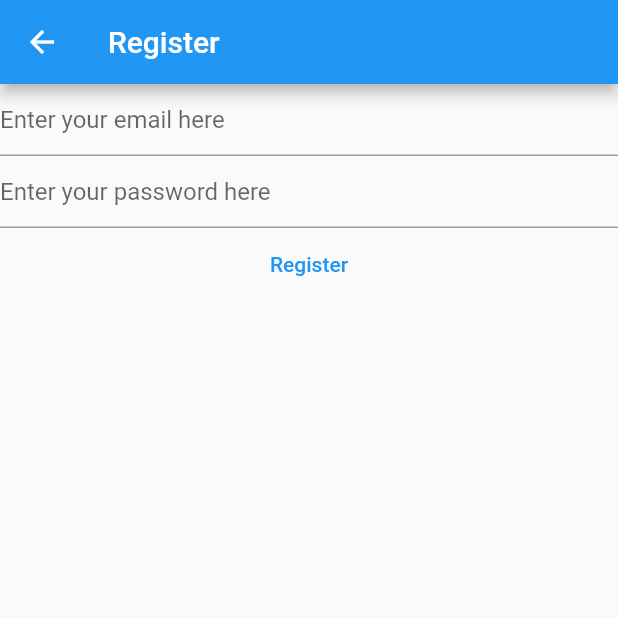
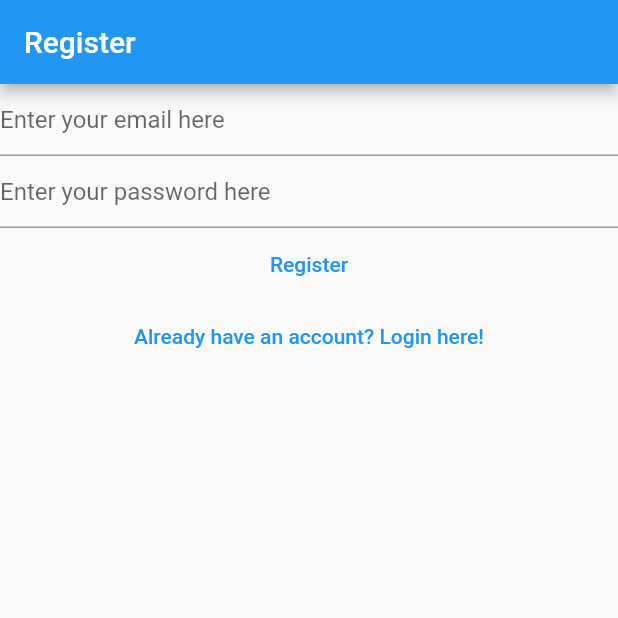
Before and after one commit to TaufiqIdrus/mynotes, a Flutter app: the RegisterView screen opened directly, on a phone screen of 412 x 824 dp, the top half of it. Run offline on Flutter 3.47's test engine with Material 2 defaults, Android fonts, the phone set to English and light mode, and no system bars; our stand-ins replace firebase_auth, firebase_core; accounts and stored records are empty.

Commit message:
second commit

```diff
--- a/lib/views/register_view.dart
+++ b/lib/views/register_view.dart
@@ -35,38 +35,31 @@ class _RegisterViewState extends State<RegisterView> {
       appBar: AppBar(
         title: const Text('Register'),
       ),
-      body: FutureBuilder(
-        future: Firebase.initializeApp(
-          options: DefaultFirebaseOptions.currentPlatform,
-        ),
-        builder: (context, snapshot) {
-          switch (snapshot.connectionState) {
-            case ConnectionState.done:
-              return Column(
+      body: Column(
         children: [
           TextField(
             controller: _email,
             enableSuggestions: false,
             autocorrect: false,
             keyboardType: TextInputType.emailAddress,
-                    decoration: const InputDecoration(
-                        hintText: 'Enter your email here'),
+            decoration:
+                const InputDecoration(hintText: 'Enter your email here'),
           ),
           TextField(
             controller: _password,
             obscureText: true,
             enableSuggestions: false,
             autocorrect: false,
-                    decoration: const InputDecoration(
-                        hintText: 'Enter your password here'),
+            decoration:
+                const InputDecoration(hintText: 'Enter your password here'),
           ),
           TextButton(
             onPressed: () async {
               final email = _email.text;
               final password = _password.text;
               try {
-                        final userCredential = await FirebaseAuth.instance
-                            .createUserWithEmailAndPassword(
+                final userCredential =
+                    await FirebaseAuth.instance.createUserWithEmailAndPassword(
                   email: email,
                   password: password,
                 );
@@ -83,12 +76,14 @@ class _RegisterViewState extends State<RegisterView> {
             },
             child: const Text('Register'),
           ),
+          TextButton(
+            onPressed: () {
+              Navigator.of(context)
+                  .pushNamedAndRemoveUntil('/login/', (route) => false);
+            },
+            child: const Text('Already have an account? Login here!'),
+          )
         ],
-              );
-            default:
-              return const Text('Loading...');
-          }
-        },
       ),
     );
   }
```
Also changed, not shown: lib/main.dart (+15 -14 lines), lib/views/login_view.dart (+14 -21 lines), lib/views/verify_email_view.dart (added, +32 -0 lines), 1 other file. Lines whose indentation alone changed are shown as unchanged.
